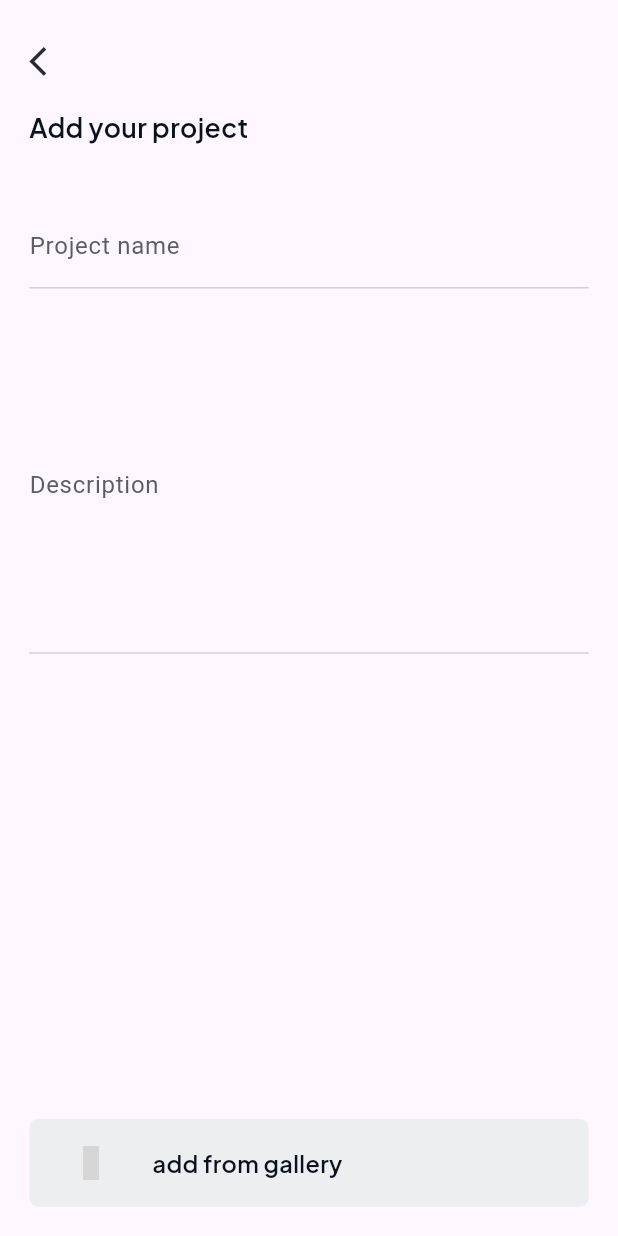
After one commit to nurd0tid/EduCo, a Flutter app: the AddProjectPage screen opened directly, on a phone screen of 412 x 824 dp. The commit adds this screen. Run offline on Flutter 3.47's test engine with Material 3 defaults, Android fonts, the light colour scheme and no system bars; our stand-ins replace eva_icons_flutter, flick_video_player, fluttertoast, get, google_fonts, image_picker and 1 more; missing offline and left inert: autoscale_tabbarview, ficonsax; grey boxes are pictures that could not be loaded.

Commit message:
new design detail project and add project final design

```diff
--- a/lib/main.dart
+++ b/lib/main.dart
@@ -1,5 +1,7 @@
 import 'package:educo/ui/authentication/reset_password.dart';
 import 'package:educo/ui/course/detail.dart';
+import 'package:educo/ui/course/project/add.dart';
+import 'package:educo/ui/course/project/project.dart';
 import 'package:educo/ui/main_screen.dart';
 import 'package:educo/ui/onboarding/onboarding.dart';
 import 'package:educo/ui/profile/profile.dart';
--- /dev/null
+++ b/lib/ui/course/project/add.dart
@@ -0,0 +1,212 @@
+import 'dart:io';
+
+import 'package:educo/utils/dimensions.dart';
+import 'package:ficonsax/ficonsax.dart';
+import 'package:flutter/cupertino.dart';
+import 'package:flutter/material.dart';
+import 'package:flutter/widgets.dart';
+import 'package:fluttertoast/fluttertoast.dart';
+import 'package:google_fonts/google_fonts.dart';
+import 'package:image_picker/image_picker.dart';
+
+class AddProjectPage extends StatefulWidget {
+  const AddProjectPage({super.key});
+
+  @override
+  State<AddProjectPage> createState() => _AddProjectPageState();
+}
+
+class _AddProjectPageState extends State<AddProjectPage> {
+  File? _image;
+
+  @override
+  Widget build(BuildContext context) {
+    // ToastContext.init(context);
+
+    return Scaffold(
+      body: SafeArea(
+          child: Container(
+        margin: EdgeInsets.only(
+          top: Dimensions.height30,
+          bottom: Dimensions.height30,
+          left: Dimensions.width20,
+          right: Dimensions.width20,
+        ),
+        child: Column(
+          crossAxisAlignment: CrossAxisAlignment.start,
+          children: [
+            Icon(
+              Icons.arrow_back_ios,
+              color: Color(0xFF292D32),
+              size: Dimensions.font24,
+            ),
+            SizedBox(
+              height: Dimensions.height20,
+            ),
+            Expanded(
+              child: SingleChildScrollView(
+                physics: BouncingScrollPhysics(),
+                child: Column(
+                  crossAxisAlignment: CrossAxisAlignment.start,
+                  children: [
+                    Text(
+                      'Add your project',
+                      textAlign: TextAlign.center,
+                      style: GoogleFonts.getFont(
+                        'Plus Jakarta Sans',
+                        fontSize: Dimensions.font16 + 2,
+                        color: Color(0xFF0B121F),
+                        fontWeight: FontWeight.w600,
+                      ),
+                    ),
+                    SizedBox(
+                      height: Dimensions.height20,
+                    ),
+                    _image != null
+                        ? Container(
+                            height: Dimensions.height10 * 15.2,
+                            width: Dimensions.width10 * 16,
+                            decoration: BoxDecoration(borderRadius: BorderRadius.circular(6)),
+                            clipBehavior: Clip.antiAlias,
+                            child: Stack(
+                              children: [
+                                Container(
+                                  height: Dimensions.height10 * 15.2,
+                                  width: Dimensions.width10 * 16,
+                                  child: Image.file(
+                                    _image!,
+                                    fit: BoxFit.cover,
+                                  ),
+                                ),
+                                GestureDetector(
+                                  onTap: () {
+                                    setState(() {
+                                      _image = null;
+                                    });
+                                  },
+                                  child: Container(
+                                    margin: EdgeInsets.only(
+                                      top: Dimensions.width10,
+                                      right: Dimensions.width10,
+                                    ),
+                                    child: Align(
+                                      alignment: Alignment.topRight,
+                                      child: Icon(
+                                        IconsaxBold.close_circle,
+                                        color: Color(0xFFB8C1CC),
+                                        size: Dimensions.font24,
+                                      ),
+                                    ),
+                                  ),
+                                ),
+                              ],
+                            ),
+                          )
+                        : SizedBox(),
+                    SizedBox(
+                      height: Dimensions.height20,
+                    ),
+                    const TextField(
+                      decoration: InputDecoration(
+                        labelText: 'Project name',
+                        labelStyle: TextStyle(color: Color(0xFF585D69)),
+                        focusedBorder: UnderlineInputBorder(borderSide: BorderSide(color: Color(0xFFCFD1D4))),
+                        enabledBorder: UnderlineInputBorder(borderSide: BorderSide(color: Color(0xFFCFD1D4))),
+                      ),
+                    ),
+                    SizedBox(
+                      height: Dimensions.height20,
+                    ),
+                    TextFormField(
+                      maxLines: 8,
+                      decoration: InputDecoration(
+                        labelText: 'Description',
+                        labelStyle: TextStyle(color: Color(0xFF585D69)),
+                        focusedBorder: UnderlineInputBorder(borderSide: BorderSide(color: Color(0xFFCFD1D4))),
+                        enabledBorder: UnderlineInputBorder(borderSide: BorderSide(color: Color(0xFFCFD1D4))),
+                      ),
+                    ),
+                  ],
+                ),
+              ),
+            ),
+          ],
+        ),
+      )),
+      floatingActionButtonLocation: FloatingActionButtonLocation.centerDocked,
+      floatingActionButton: GestureDetector(
+        onTap: () {
+          _openGallery();
+        },
+        child: Container(
+          margin: EdgeInsets.only(
+            left: Dimensions.width20,
+            right: Dimensions.width20,
+            bottom: Dimensions.height20,
+            top: Dimensions.height20,
+          ),
+          width: Dimensions.width10 * 48,
+          height: Dimensions.height10 * 6,
+          decoration: BoxDecoration(borderRadius: BorderRadius.circular(6), color: Color(0xFFEDEEF0)),
+          child: Padding(
+            padding: EdgeInsets.only(
+                left: Dimensions.width30,
+                right: Dimensions.width30,
+                bottom: Dimensions.height10,
+                top: Dimensions.height10),
+            child: Row(
+              children: [
+                Icon(
+                  IconsaxOutline.add_square,
+                  size: Dimensions.font24,
+                ),
+                SizedBox(
+                  width: Dimensions.width30,
+                ),
+                Text(
+                  'add from gallery',
+                  textAlign: TextAlign.center,
+                  style: GoogleFonts.getFont(
+                    'Plus Jakarta Sans',
+                    fontSize: Dimensions.font16,
+                    color: Color(0xFF0B121F),
+                    fontWeight: FontWeight.w600,
+                  ),
+                ),
+              ],
+            ),
+          ),
+        ),
+      ),
+    );
+  }
+
+  void _openGallery() async {
+    final picker = ImagePicker();
+    final pickedFile = await picker.pickImage(source: ImageSource.gallery);
+    if (pickedFile != null) {
+      setState(() {
+        _image = File(pickedFile.path);
+      });
+      Fluttertoast.showToast(
+        msg: 'Successfully upload image',
+        toastLength: Toast.LENGTH_SHORT,
+        gravity: ToastGravity.TOP,
+        timeInSecForIosWeb: 1,
+        backgroundColor: Color(0xFFA0FFAA),
+        textColor: Colors.black54,
+        fontSize: Dimensions.font16
+      );
+
+    }
+  }
+
+  // void showToast(String msg, {int? duration, int? gravity}) {
+  //   Toast.show(
+  //     msg,
+  //     co
+  //     duration: duration,
+  //     gravity: gravity,
+  //   );
+  // }
+}
--- a/pubspec.yaml
+++ b/pubspec.yaml
@@ -44,6 +44,8 @@ dependencies:
   flick_video_player: ^0.7.0
   video_player: ^2.8.6
   autoscale_tabbarview: ^1.0.2
+  image_picker: ^1.1.0
+  fluttertoast: ^8.2.5
 
 dev_dependencies:
   flutter_test:
```
Also changed, not shown: lib/ui/course/project/project.dart (added, +243 -0 lines), lib/ui/course/tab/overview.dart (+19 -1 lines), assets/images/project_4.png (added), pubspec.lock, 8 other files.
